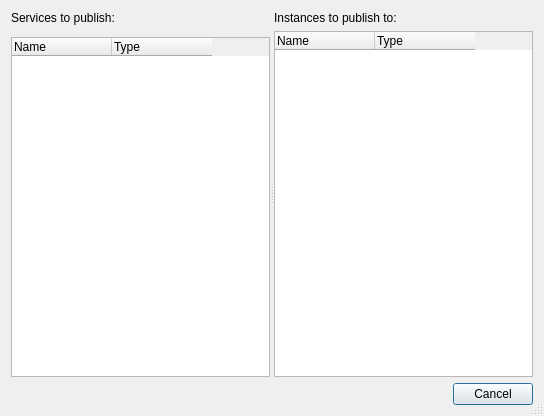
This is src/publishdialog/publishdialog.ui in cityofaustin/ags-service-publisher-gui as Qt 5 draws it before an edit. The edited form follows.
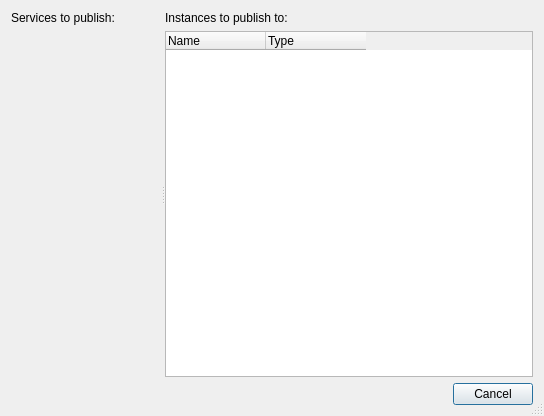
This is the edited form. Custom widgets are drawn as their Qt base class.

Commit message: Refactor tabbed service tree code into own class

The edit to the form file:
```diff
--- a/src/publishdialog/publishdialog.ui
+++ b/src/publishdialog/publishdialog.ui
@@ -35,35 +35,13 @@
         </widget>
        </item>
        <item>
-        <widget class="QTabBar" name="tabBar" native="true"/>
-       </item>
-       <item>
-        <widget class="QTreeWidget" name="servicesTree">
-         <property name="alternatingRowColors">
-          <bool>true</bool>
+        <widget class="ServiceTree" name="serviceTree" native="true">
+         <property name="sizePolicy">
+          <sizepolicy hsizetype="Preferred" vsizetype="Preferred">
+           <horstretch>0</horstretch>
+           <verstretch>1</verstretch>
+          </sizepolicy>
          </property>
-         <property name="selectionMode">
-          <enum>QAbstractItemView::NoSelection</enum>
-         </property>
-         <property name="columnCount">
-          <number>2</number>
-         </property>
-         <attribute name="headerMinimumSectionSize">
-          <number>100</number>
-         </attribute>
-         <attribute name="headerStretchLastSection">
-          <bool>false</bool>
-         </attribute>
-         <column>
-          <property name="text">
-           <string>Name</string>
-          </property>
-         </column>
-         <column>
-          <property name="text">
-           <string>Type</string>
-          </property>
-         </column>
         </widget>
        </item>
       </layout>
@@ -79,6 +57,12 @@
        </item>
        <item>
         <widget class="QTreeWidget" name="instancesTree">
+         <property name="sizePolicy">
+          <sizepolicy hsizetype="Expanding" vsizetype="Expanding">
+           <horstretch>0</horstretch>
+           <verstretch>1</verstretch>
+          </sizepolicy>
+         </property>
          <property name="alternatingRowColors">
           <bool>true</bool>
          </property>
@@ -124,14 +108,10 @@
  </widget>
  <customwidgets>
   <customwidget>
-   <class>QTabBar</class>
+   <class>ServiceTree</class>
    <extends>QWidget</extends>
-   <header>PySide2.QtWidgets</header>
+   <header>servicetree.h</header>
    <container>1</container>
-   <slots>
-    <signal>currentChanged(int)</signal>
-    <slot>setCurrentIndex(int)</slot>
-   </slots>
   </customwidget>
  </customwidgets>
  <resources/>
```
The commit also changes 8 other files.
